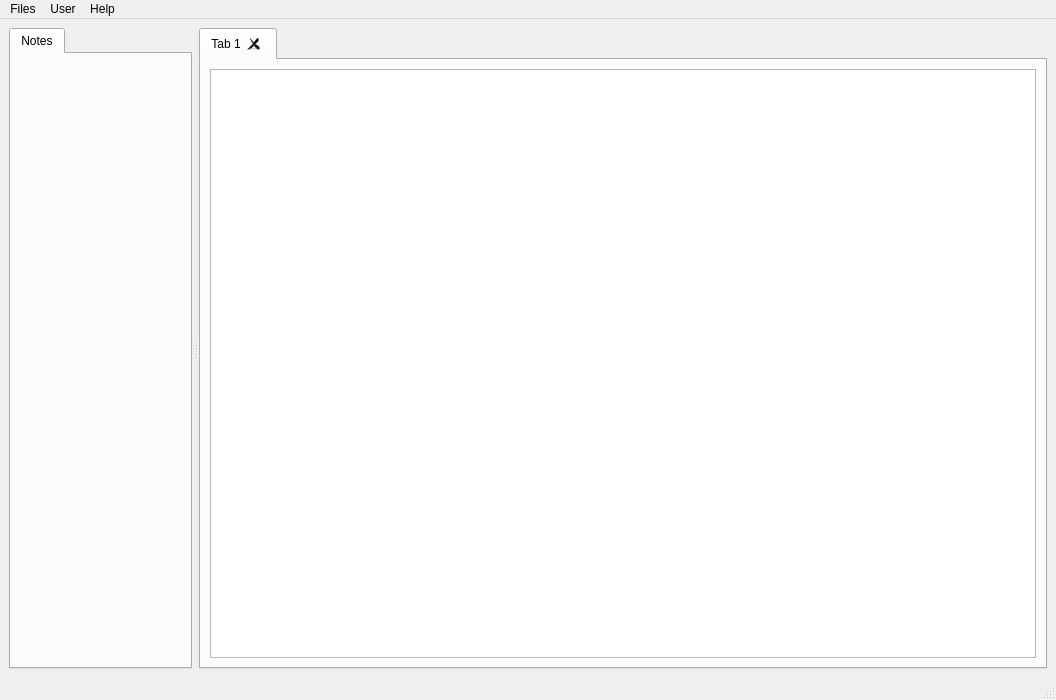
The window that src/mainwindow.ui (2042Third/pdmQt) describes before a commit, drawn with Qt 5.
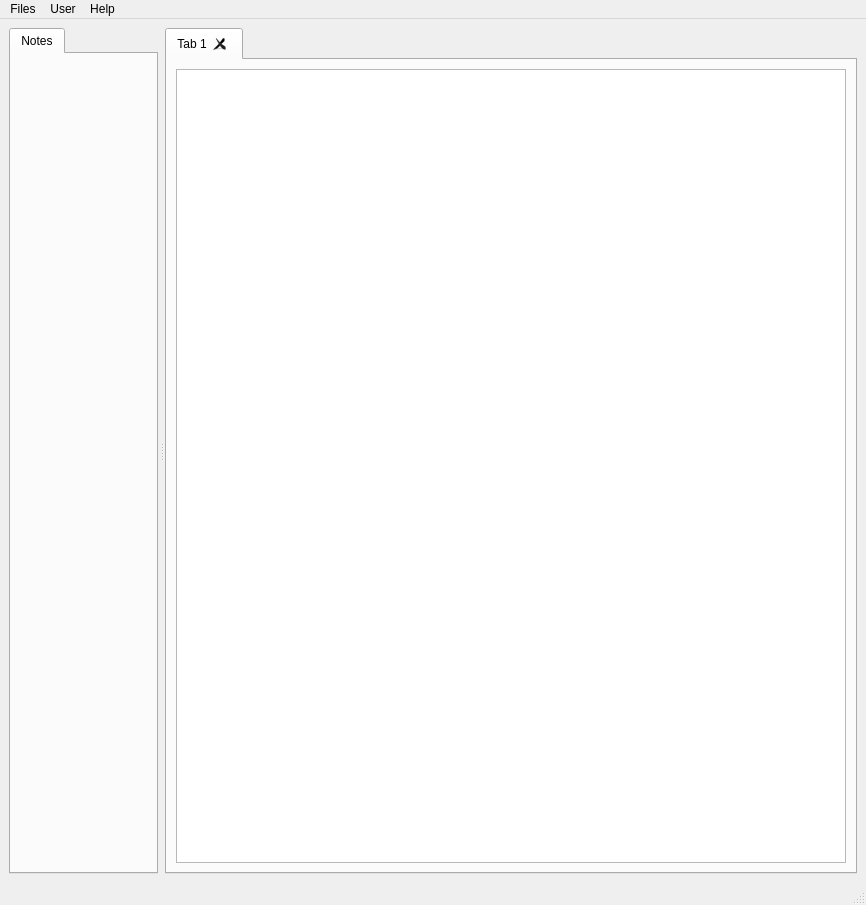
The same window after the commit. Icons and pictures are not drawn.

What changed in the file:
```diff
--- a/src/mainwindow.ui
+++ b/src/mainwindow.ui
@@ -6,8 +6,8 @@
    <rect>
     <x>0</x>
     <y>0</y>
-    <width>1056</width>
-    <height>700</height>
+    <width>866</width>
+    <height>905</height>
    </rect>
   </property>
   <property name="windowTitle">
@@ -78,7 +78,7 @@
     <rect>
      <x>0</x>
      <y>0</y>
-     <width>1056</width>
+     <width>866</width>
      <height>22</height>
     </rect>
    </property>
```
